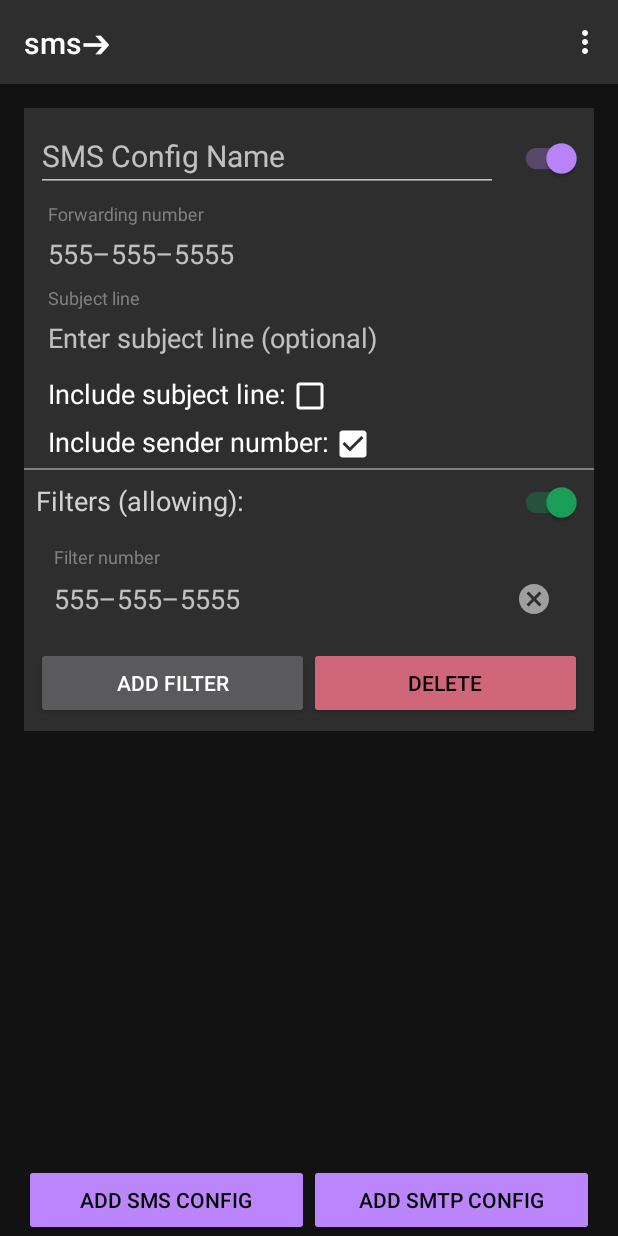
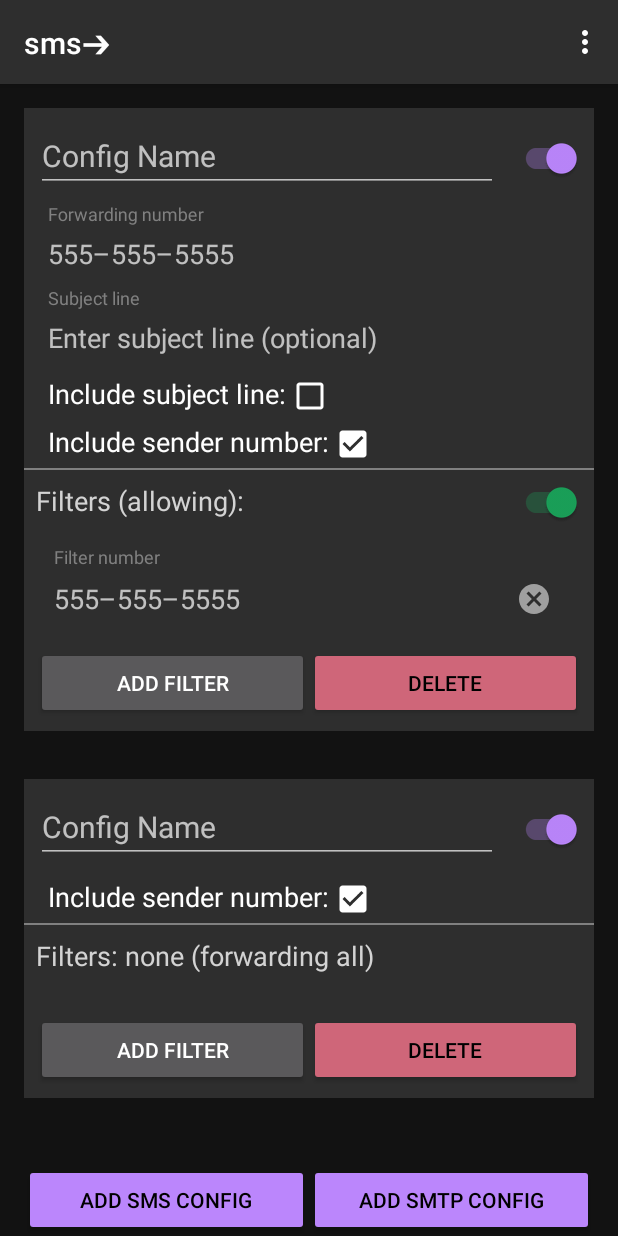
Before and after one commit to radfordwill/sms.forward, an Android app: the screen it shows after launch (MainActivity), after a tap on "ADD SMTP CONFIG", on a phone screen of 412 x 824 dp. Run offline under Robolectric (Android 15) with nearby library versions, the light colour scheme and no system bars; libraries missing offline, so code that uses them is left out: io.objectbox, io.objectbox.annotation, io.objectbox.converter, io.objectbox.kotlin; 11 statements that could not run were skipped; 2 other taps on this screen came first.

Commit message:
Move shared elements to ConfigView

```diff
--- /dev/null
+++ b/app/src/main/java/eski/sms/ui/ConfigView.kt
@@ -0,0 +1,101 @@
+package eski.sms.ui
+
+import android.content.Context
+import android.util.AttributeSet
+import android.view.ContextThemeWrapper
+import android.view.View
+import android.view.ViewGroup
+import android.widget.CheckBox
+import android.widget.EditText
+import android.widget.FrameLayout
+import androidx.core.widget.addTextChangedListener
+import com.google.android.material.switchmaterial.SwitchMaterial
+import eski.sms.App
+import eski.sms.R
+import eski.sms.model.Config
+import eski.sms.model.Repository
+import eski.sms.model.SmsConfig
+import eski.sms.model.SmtpConfig
+
+
+class ConfigView @JvmOverloads constructor(
+   context: Context = App.instance,
+   attrs: AttributeSet? = null,
+   defStyle: Int = 0
+): FrameLayout(context, attrs, defStyle) {
+
+   private lateinit var config: Config
+   private lateinit var filtersView: FiltersView
+
+   companion object {
+      fun fromConfig(config: Config): ConfigView {
+         val contextTheme = ContextThemeWrapper(App.instance, R.style.AppTheme)
+         val view = View.inflate(contextTheme, R.layout.config, null) as ConfigView
+         view.init(config)
+
+         return view
+      }
+   }
+
+   private fun init(config: Config) {
+      this.config = config
+      this.filtersView = FiltersView(config, this, findViewById(R.id.configAddNumberFilter))
+
+      setupNameField()
+      setupEnabledSwitch()
+      setupIncludeSenderNumberField()
+      setupDeleteButton()
+      setupSubtypeView(config)
+   }
+
+   private fun setupNameField() {
+      findViewById<EditText>(R.id.configName).apply {
+         setText(config.name)
+
+         addTextChangedListener {
+            config.name = it.toString()
+            Repository.updateConfig(config)
+         }
+      }
+   }
+
+   private fun setupEnabledSwitch() {
+      findViewById<SwitchMaterial>(R.id.configEnabledSwitch).apply {
+         isChecked = config.enabled
+
+         setOnCheckedChangeListener { buttonView, isChecked ->
+            config.enabled = isChecked
+            Repository.updateConfig(config)
+         }
+      }
+   }
+
+   private fun setupIncludeSenderNumberField() {
+      findViewById<CheckBox>(R.id.configIncludeSenderNumber).apply {
+         isChecked = config.includeSenderNumber
+
+         setOnCheckedChangeListener { buttonView, isChecked ->
+            config.includeSenderNumber = isChecked
+            Repository.updateConfig(config)
+         }
+      }
+   }
+
+   private fun setupDeleteButton() {
+      findViewById<View>(R.id.configDeleteButton).apply {
+         setOnClickListener {
+            (this@ConfigView.parent as? ViewGroup)?.removeView(this@ConfigView)
+            Repository.deleteConfig(config)
+         }
+      }
+   }
+
+   private fun setupSubtypeView(config: Config) {
+      findViewById<FrameLayout>(R.id.configSubtypeContent).apply {
+         when (config) {
+            is SmsConfig -> addView(SmsConfigView.fromConfig(config))
+            is SmtpConfig -> println()
+         }
+      }
+   }
+}
--- a/app/src/main/java/eski/sms/ui/ConfigsView.kt
+++ b/app/src/main/java/eski/sms/ui/ConfigsView.kt
@@ -3,32 +3,28 @@ package eski.sms.ui
 import android.view.View
 import android.widget.LinearLayout
 import eski.sms.R
+import eski.sms.model.Config
 import eski.sms.model.Repository
 import eski.sms.model.SmsConfig
 import eski.sms.model.SmtpConfig
 
 
 class ConfigsView(root: View) {
-   val container = root.findViewById<LinearLayout>(R.id.configurationsContainer)
+   private val container: LinearLayout = root.findViewById(R.id.configurationsContainer)
 
    init {
-      root.findViewById<View>(R.id.addSmsConfigButton).setOnClickListener { addSmsConfig() }
-      root.findViewById<View>(R.id.addSmtpConfigButton).setOnClickListener { addSmtpConfig() }
+      Repository.smsConfigs.forEach { addConfigView(it) }
 
-      Repository.smsConfigs.forEach { addSmsConfig(it) }
-   }
+      root.findViewById<View>(R.id.addSmsConfigButton).setOnClickListener {
+         val newConfig = SmsConfig().apply { Repository.updateConfig(this) }
+         addConfigView(newConfig)
+      }
 
-   fun addSmsConfig(config: SmsConfig? = null) {
-      if (config == null) {
-         val newConfig = SmsConfig()
-         Repository.updateConfig(newConfig)
-         container.addView(SmsConfigView.fromConfig(newConfig))
-      } else {
-         container.addView(SmsConfigView.fromConfig(config))
+      root.findViewById<View>(R.id.addSmtpConfigButton).setOnClickListener {
+         val newConfig = SmtpConfig().apply { Repository.updateConfig(this) }
+         addConfigView(newConfig)
       }
    }
 
-   fun addSmtpConfig(config: SmtpConfig? = null) {
-
-   }
+   private fun addConfigView(config: Config) = container.addView(ConfigView.fromConfig(config))
 }
--- a/app/src/main/java/eski/sms/ui/SmsConfigView.kt
+++ b/app/src/main/java/eski/sms/ui/SmsConfigView.kt
@@ -4,12 +4,10 @@ import android.content.Context
 import android.util.AttributeSet
 import android.view.ContextThemeWrapper
 import android.view.View
-import android.view.ViewGroup
 import android.widget.CheckBox
 import android.widget.EditText
-import android.widget.FrameLayout
+import android.widget.LinearLayout
 import androidx.core.widget.addTextChangedListener
-import com.google.android.material.switchmaterial.SwitchMaterial
 import eski.sms.App
 import eski.sms.R
 import eski.sms.model.Repository
@@ -20,10 +18,9 @@ class SmsConfigView @JvmOverloads constructor(
    context: Context = App.instance,
    attrs: AttributeSet? = null,
    defStyle: Int = 0
-): FrameLayout(context, attrs, defStyle) {
+): LinearLayout(context, attrs, defStyle) {
 
    private lateinit var config: SmsConfig
-   private lateinit var filtersView: FiltersView
 
    companion object {
       fun fromConfig(config: SmsConfig): SmsConfigView {
@@ -37,37 +34,10 @@ class SmsConfigView @JvmOverloads constructor(
 
    private fun init(config: SmsConfig) {
       this.config = config
-      this.filtersView = FiltersView(config, this, findViewById(R.id.smsConfigAddNumberFilter))
 
-      setupNameField()
-      setupEnabledSwitch()
       setupForwardNumberField()
-      setupIncludeSenderNumberField()
       setupIncludeSubjectLineField()
       setupSubjectLineField()
-      setupDeleteButton()
-   }
-
-   private fun setupNameField() {
-      findViewById<EditText>(R.id.smsConfigName).apply {
-         setText(config.name)
-
-         addTextChangedListener {
-            config.name = it.toString()
-            Repository.updateConfig(config)
-         }
-      }
-   }
-
-   private fun setupEnabledSwitch() {
-      findViewById<SwitchMaterial>(R.id.smsConfigEnabledSwitch).apply {
-         isChecked = config.enabled
-
-         setOnCheckedChangeListener { buttonView, isChecked ->
-            config.enabled = isChecked
-            Repository.updateConfig(config)
-         }
-      }
    }
 
    private fun setupForwardNumberField() {
@@ -76,17 +46,6 @@ class SmsConfigView @JvmOverloads constructor(
 
          addTextChangedListener {
             config.forwardNumber = it.toString()
-            Repository.updateConfig(config)
-         }
-      }
-   }
-
-   private fun setupIncludeSenderNumberField() {
-      findViewById<CheckBox>(R.id.smsConfigIncludeSenderNumber).apply {
-         isChecked = config.includeSenderNumber
-
-         setOnCheckedChangeListener { buttonView, isChecked ->
-            config.includeSenderNumber = isChecked
             Repository.updateConfig(config)
          }
       }
@@ -113,14 +72,4 @@ class SmsConfigView @JvmOverloads constructor(
          }
       }
    }
-
-
-   private fun setupDeleteButton() {
-      findViewById<View>(R.id.smsConfigDeleteButton).apply {
-         setOnClickListener {
-            (this@SmsConfigView.parent as? ViewGroup)?.removeView(this@SmsConfigView)
-            Repository.deleteConfig(config)
-         }
-      }
-   }
 }
--- /dev/null
+++ b/app/src/main/res/layout/config.xml
@@ -0,0 +1,106 @@
+<?xml version="1.0" encoding="utf-8"?>
+
+<eski.sms.ui.ConfigView
+   xmlns:android="http://schemas.android.com/apk/res/android"
+   xmlns:app="http://schemas.android.com/apk/res-auto"
+   xmlns:tools="http://schemas.android.com/tools"
+   android:layout_width="match_parent"
+   android:layout_height="wrap_content"
+   android:padding="@dimen/grid2Size"
+   tools:background="@color/background">
+
+   <LinearLayout
+      android:id="@+id/configContent"
+      android:layout_width="match_parent"
+      android:layout_height="wrap_content"
+      android:background="@color/surfaceColor"
+      android:clipToPadding="false"
+      android:orientation="vertical"
+      android:padding="@dimen/gridSize">
+
+      <LinearLayout
+         android:layout_width="match_parent"
+         android:layout_height="wrap_content"
+         android:orientation="horizontal">
+
+         <EditText
+            android:id="@+id/configName"
+            android:layout_width="0dp"
+            android:layout_height="wrap_content"
+            android:layout_marginEnd="@dimen/gridSize"
+            android:layout_marginRight="@dimen/gridSize"
+            android:layout_marginBottom="@dimen/gridSize"
+            android:layout_weight="1"
+            android:hint="@string/configName"
+            android:maxLines="1"
+            android:textColor="@color/white"
+            android:textSize="20sp"
+            app:backgroundTint="#00ffffff" />
+
+         <com.google.android.material.switchmaterial.SwitchMaterial
+            android:id="@+id/configEnabledSwitch"
+            android:layout_width="wrap_content"
+            android:layout_height="wrap_content" />
+
+      </LinearLayout>
+
+      <FrameLayout
+         android:id="@+id/configSubtypeContent"
+         android:layout_width="match_parent"
+         android:layout_height="wrap_content" />
+
+      <LinearLayout
+         android:layout_width="match_parent"
+         android:layout_height="wrap_content"
+         android:layout_marginStart="@dimen/gridSize"
+         android:layout_marginLeft="@dimen/gridSize"
+         android:orientation="horizontal">
+
+         <TextView
+            android:layout_width="wrap_content"
+            android:layout_height="wrap_content"
+            android:text="@string/includeSenderNumber"
+            android:textColor="@color/white"
+            android:textSize="18sp" />
+
+         <androidx.appcompat.widget.AppCompatCheckBox
+            android:id="@+id/configIncludeSenderNumber"
+            android:layout_width="wrap_content"
+            android:layout_height="wrap_content"
+            app:buttonTint="@color/white" />
+      </LinearLayout>
+
+      <View
+         android:layout_width="match_parent"
+         android:layout_height="@dimen/oneDpOrPx"
+         android:layout_marginLeft="@dimen/negGridSize"
+         android:layout_marginRight="@dimen/negGridSize"
+         android:layout_marginBottom="@dimen/gridSize"
+         android:background="@color/gray" />
+
+      <include layout="@layout/filters" />
+
+      <LinearLayout
+         android:layout_width="match_parent"
+         android:layout_height="wrap_content"
+         android:orientation="horizontal">
+
+         <androidx.appcompat.widget.AppCompatButton
+            android:id="@+id/configAddNumberFilter"
+            android:layout_width="match_parent"
+            android:layout_height="48dp"
+            android:layout_weight="1"
+            android:text="@string/addFilter" />
+
+         <androidx.appcompat.widget.AppCompatButton
+            android:id="@+id/configDeleteButton"
+            android:layout_width="match_parent"
+            android:layout_height="48dp"
+            android:layout_weight="1"
+            android:text="@string/delete"
+            android:textColor="@color/black"
+            app:backgroundTint="@color/red" />
+
+      </LinearLayout>
+   </LinearLayout>
+</eski.sms.ui.ConfigView>
--- a/app/src/main/res/layout/sms_config.xml
+++ b/app/src/main/res/layout/sms_config.xml
@@ -6,42 +6,8 @@
    xmlns:tools="http://schemas.android.com/tools"
    android:layout_width="match_parent"
    android:layout_height="wrap_content"
-   android:padding="@dimen/grid2Size"
+   android:orientation="vertical"
    tools:background="@color/background">
-
-   <LinearLayout
-      android:id="@+id/smsConfigContent"
-      android:layout_width="match_parent"
-      android:layout_height="wrap_content"
-      android:background="@color/surfaceColor"
-      android:clipToPadding="false"
-      android:orientation="vertical"
-      android:padding="@dimen/gridSize">
-
-      <LinearLayout
-         android:layout_width="match_parent"
-         android:layout_height="wrap_content"
-         android:orientation="horizontal">
-
-         <EditText
-            android:id="@+id/smsConfigName"
-            android:layout_width="0dp"
-            android:layout_height="wrap_content"
-            android:layout_marginRight="@dimen/gridSize"
-            android:layout_marginBottom="@dimen/gridSize"
-            android:layout_weight="1"
-            android:hint="@string/smsConfigName"
-            android:maxLines="1"
-            android:textColor="@color/white"
-            android:textSize="20sp"
-            app:backgroundTint="#00ffffff" />
-
-         <com.google.android.material.switchmaterial.SwitchMaterial
-            android:id="@+id/smsConfigEnabledSwitch"
-            android:layout_width="wrap_content"
-            android:layout_height="wrap_content" />
-
-      </LinearLayout>
 
    <com.google.android.material.textfield.TextInputLayout
       android:layout_width="match_parent"
@@ -104,59 +70,4 @@
          android:layout_height="wrap_content"
          app:buttonTint="@color/white" />
    </LinearLayout>
-
-      <LinearLayout
-         android:layout_width="match_parent"
-         android:layout_height="wrap_content"
-         android:layout_marginStart="@dimen/gridSize"
-         android:layout_marginLeft="@dimen/gridSize"
-         android:orientation="horizontal">
-
-         <TextView
-            android:layout_width="wrap_content"
-            android:layout_height="wrap_content"
-            android:text="@string/includeSenderNumber"
-            android:textColor="@color/white"
-            android:textSize="18sp" />
-
-         <androidx.appcompat.widget.AppCompatCheckBox
-            android:id="@+id/smsConfigIncludeSenderNumber"
-            android:layout_width="wrap_content"
-            android:layout_height="wrap_content"
-            app:buttonTint="@color/white" />
-      </LinearLayout>
-
-      <View
-         android:layout_width="match_parent"
-         android:layout_height="@dimen/oneDpOrPx"
-         android:layout_marginLeft="@dimen/negGridSize"
-         android:layout_marginRight="@dimen/negGridSize"
-         android:layout_marginBottom="@dimen/gridSize"
-         android:background="@color/gray" />
-
-      <include layout="@layout/filters" />
-
-      <LinearLayout
-         android:layout_width="match_parent"
-         android:layout_height="wrap_content"
-         android:orientation="horizontal">
-
-         <androidx.appcompat.widget.AppCompatButton
-            android:id="@+id/smsConfigAddNumberFilter"
-            android:layout_width="match_parent"
-            android:layout_height="48dp"
-            android:layout_weight="1"
-            android:text="@string/addFilter" />
-
-         <androidx.appcompat.widget.AppCompatButton
-            android:id="@+id/smsConfigDeleteButton"
-            android:layout_width="match_parent"
-            android:layout_height="48dp"
-            android:layout_weight="1"
-            android:text="@string/delete"
-            android:textColor="@color/black"
-            app:backgroundTint="@color/red" />
-
-      </LinearLayout>
-   </LinearLayout>
 </eski.sms.ui.SmsConfigView>
--- a/app/src/main/res/values/strings.xml
+++ b/app/src/main/res/values/strings.xml
@@ -11,7 +11,7 @@
    <string name="addSmsConfig">Add SMS config</string>
    <string name="addSmtpConfig">Add SMTP config</string>
 
-   <string name="smsConfigName">SMS Config Name</string>
+   <string name="configName">Config Name</string>
    <string name="forwardNumber">Forwarding number</string>
    <string name="includeSenderNumber">Include sender number:</string>
    <string name="includeSubjectLine">Include subject line:</string>
```
Lines whose indentation alone changed are shown as unchanged.
